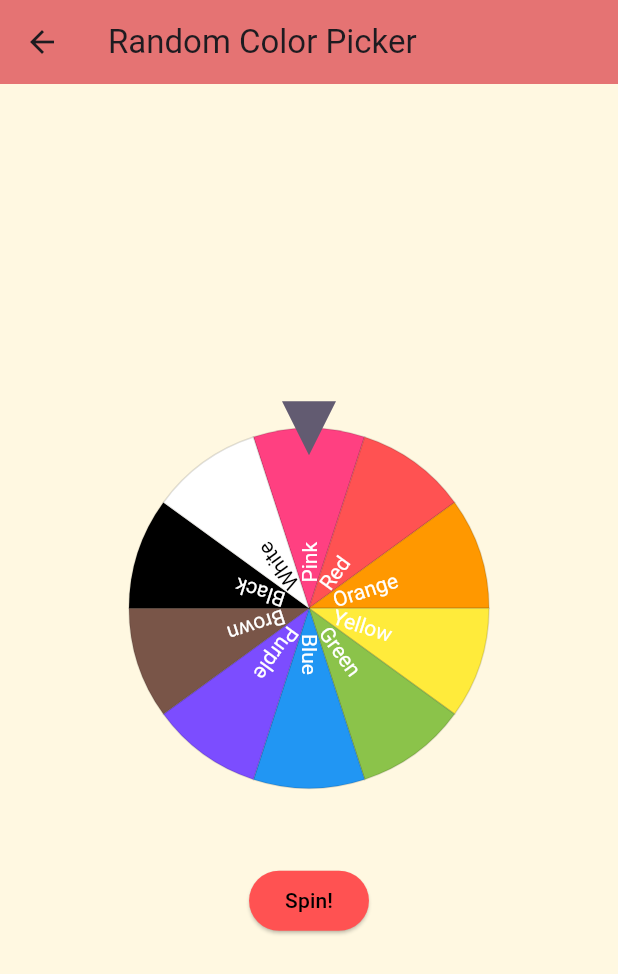
After one commit to williamlgo/woolyyarngo, a Flutter app: the screen it shows after launch, in the side drawer, after a tap on "Random Color Picker", on a phone screen of 412 x 824 dp. The commit adds this screen. Shown: the top 974 px of the screen. Run offline on Flutter 3.47's test engine with Material 3 defaults, Android fonts, the phone set to English and light mode, and no system bars; drawn by our look-alikes of flutter_fortune_wheel.

Commit message:
Added Color Picker

```diff
--- /dev/null
+++ b/lib/color_picker.dart
@@ -0,0 +1,167 @@
+import 'package:flutter/material.dart';
+import 'dart:async';
+import 'package:flutter_fortune_wheel/flutter_fortune_wheel.dart';
+
+class Page1 extends StatefulWidget {
+  const Page1({super.key});
+
+  @override
+  State<Page1> createState() => _Page1State();
+}
+
+//Random Color Picker PAGE
+class _Page1State extends State<Page1> {
+  StreamController<int> controller = StreamController<int>();
+
+  @override
+  initState() {
+    super.initState();
+  }
+
+  @override
+  void dispose() {
+    controller.close();
+    super.dispose();
+  }
+
+  @override
+  Widget build(BuildContext context) {
+    List<FortuneItem> items = [
+      FortuneItem(child: Text('Pink')),
+      FortuneItem(child: Text('Red')),
+      FortuneItem(child: Text('Orange')),
+      FortuneItem(child: Text('Yellow')),
+      FortuneItem(child: Text('Green')),
+      FortuneItem(child: Text('Blue')),
+      FortuneItem(child: Text('Violet')),
+      FortuneItem(child: Text('Brown')),
+      FortuneItem(child: Text('Black')),
+      FortuneItem(child: Text('White')),
+    ];
+
+    return Scaffold(
+      appBar: AppBar(title: const Text('Random Color Picker'), backgroundColor: Colors.red[300],),
+      backgroundColor: Colors.amber[50],
+      body: Center(
+        child: Column(
+          mainAxisAlignment: MainAxisAlignment.center,
+          children: <Widget>[
+            SizedBox(
+              height: 300,
+              child: FortuneWheel(
+                physics: CircularPanPhysics(
+                  duration: Duration(seconds: 3),
+                  curve: Curves.decelerate,
+                ),
+                onFling: () {
+                  setState(
+                        () => controller.add(
+                      Fortune.randomInt(0, items.length),
+                    ),
+                  );
+                },
+                selected: controller.stream,
+                animateFirst: false,
+                items: [
+                  FortuneItem(
+                    child: Text("Pink"),
+                    style: FortuneItemStyle(
+                      color: Colors.pinkAccent,
+                      borderColor: Colors.black12,
+                    )
+                  ),
+                  FortuneItem(
+                      child: Text("Red"),
+                      style: FortuneItemStyle(
+                        color: Colors.redAccent,
+                        borderColor: Colors.black12,
+                      )
+                  ),
+                  FortuneItem(
+                      child: Text("Orange"),
+                      style: FortuneItemStyle(
+                        color: Colors.orange,
+                        borderColor: Colors.black12,
+                      )
+                  ),
+                  FortuneItem(
+                      child: Text("Yellow"),
+                      style: FortuneItemStyle(
+                        color: Colors.yellow,
+                        borderColor: Colors.black12,
+                      )
+                  ),
+                  FortuneItem(
+                      child: Text("Green"),
+                      style: FortuneItemStyle(
+                        color: Colors.lightGreen,
+                        borderColor: Colors.black12,
+                      )
+                  ),
+                  FortuneItem(
+                      child: Text("Blue"),
+                      style: FortuneItemStyle(
+                        color: Colors.blue,
+                        borderColor: Colors.black12,
+                      )
+                  ),
+                  FortuneItem(
+                      child: Text("Purple"),
+                      style: FortuneItemStyle(
+                        color: Colors.deepPurpleAccent,
+                        borderColor: Colors.black12,
+                      )
+                  ),
+                  FortuneItem(
+                      child: Text("Brown"),
+                      style: FortuneItemStyle(
+                        color: Colors.brown,
+                        borderColor: Colors.black12,
+                      )
+                  ),
+                  FortuneItem(
+                      child: Text("Black"),
+                      style: FortuneItemStyle(
+                        color: Colors.black,
+                        borderColor: Colors.black12,
+                      )
+                  ),
+                  FortuneItem(
+                      child: Text("White", style: TextStyle(color: Colors.black)),
+                      style: FortuneItemStyle(
+                        color: Colors.white,
+                        borderColor: Colors.black12,
+                      )
+                  ),
+                ],
+              ),
+            ),
+            Text(''),
+            ElevatedButton(
+              style: ElevatedButton.styleFrom(
+                  fixedSize: const Size.fromHeight(40),
+                  shape: RoundedRectangleBorder(
+                    borderRadius: BorderRadius.circular(50),
+                  ),
+                  backgroundColor: Colors.redAccent,
+                  // elevation: 5,
+                  // shadowColor: Colors.black
+              ),
+              onPressed: () {
+                setState(
+                      () => controller.add(
+                    Fortune.randomInt(0, items.length),
+                  ),
+                );
+              },
+              child: const Text(
+                "Spin!",
+                style: TextStyle(color: Colors.black),
+              ),
+            )
+          ],
+        ),
+      ),
+    );
+  }
+}
--- a/lib/home_page.dart
+++ b/lib/home_page.dart
@@ -1,4 +1,5 @@
 import 'package:flutter/material.dart';
+import 'package:woolyyarngo/color_picker.dart';
 
 class HomePage extends StatefulWidget {
   const HomePage({super.key});
@@ -93,6 +94,17 @@ class _HomePageState extends State<HomePage>{
                 ],
               ),
 
+            ),
+
+            //Random Color Picker
+            ListTile(
+              leading: const Icon(Icons.question_mark_outlined),
+              title: const Text('Random Color Picker'),
+              onTap: () {
+                Navigator.of(context).push(
+                    MaterialPageRoute(builder: (context) => const Page1()));
+                //Navigator.pop(context);
+              },
             ),
 
             // //NOTES
--- a/pubspec.yaml
+++ b/pubspec.yaml
@@ -35,6 +35,7 @@ dependencies:
   # The following adds the Cupertino Icons font to your application.
   # Use with the CupertinoIcons class for iOS style icons.
   cupertino_icons: ^1.0.6
+  flutter_fortune_wheel: ^1.3.1
 
 dev_dependencies:
   flutter_launcher_icons: "^0.13.1"
```
Also changed, not shown: pubspec.lock.
